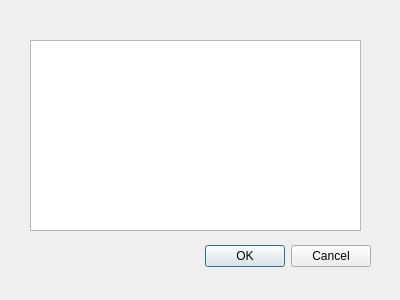
Old version of the form Code/Calculatrice/dialogedit.ui in the repository AntoineRondelet/Scientist_Calculator_C-_Qt.
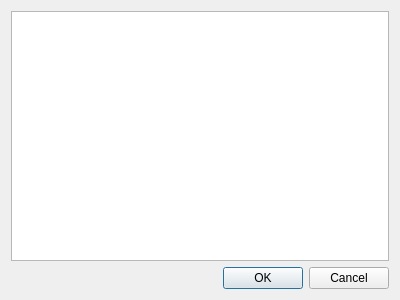
New version of the form.

Commit message: Edit en cours

Patch:
```diff
--- a/Code/Calculatrice/dialogedit.ui
+++ b/Code/Calculatrice/dialogedit.ui
@@ -13,15 +13,12 @@
   <property name="windowTitle">
    <string>Dialog</string>
   </property>
+  <layout class="QGridLayout" name="gridLayout">
+   <item row="0" column="0">
+    <widget class="QTextEdit" name="textSaisie"/>
+   </item>
+   <item row="1" column="0">
   <widget class="QDialogButtonBox" name="buttonBox">
-   <property name="geometry">
-    <rect>
-     <x>30</x>
-     <y>240</y>
-     <width>341</width>
-     <height>32</height>
-    </rect>
-   </property>
    <property name="orientation">
     <enum>Qt::Horizontal</enum>
    </property>
@@ -29,16 +26,8 @@
     <set>QDialogButtonBox::Cancel|QDialogButtonBox::Ok</set>
    </property>
   </widget>
-  <widget class="QTextEdit" name="textEdit">
-   <property name="geometry">
-    <rect>
-     <x>30</x>
-     <y>40</y>
-     <width>331</width>
-     <height>191</height>
-    </rect>
-   </property>
-  </widget>
+   </item>
+  </layout>
  </widget>
  <resources/>
  <connections>
```
Lines whose indentation alone changed are shown as unchanged. The commit also changes 12 other files.
